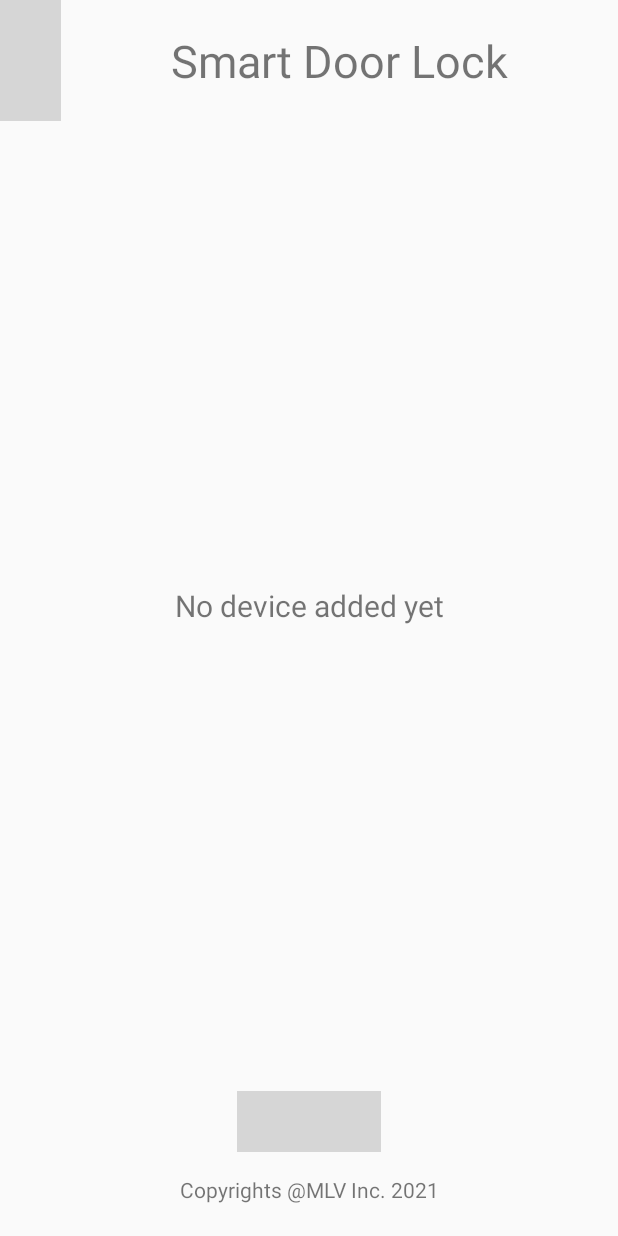
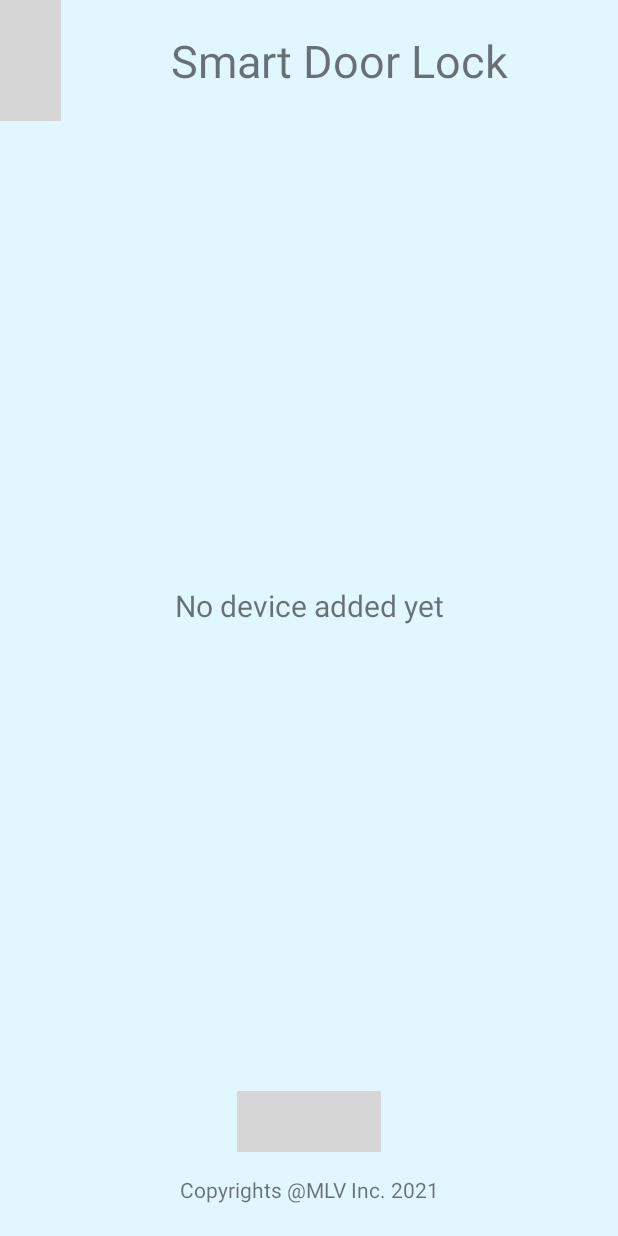
Before and after one commit to JohnPekl/DoorLock, an Android app: the screen it shows after launch (MainActivity), on a phone screen of 412 x 824 dp. Run offline under Robolectric (Android 15) with nearby library versions, the phone set to English and light mode, and no system bars; grey boxes are pictures that could not be loaded.

Commit message:
update background

```diff
--- a/app/src/main/res/layout/device_list.xml
+++ b/app/src/main/res/layout/device_list.xml
@@ -2,7 +2,8 @@
 <LinearLayout xmlns:android="http://schemas.android.com/apk/res/android"
     android:layout_width="match_parent"
     android:layout_height="60dp"
-    android:orientation="horizontal">
+    android:orientation="horizontal"
+    android:paddingTop="10dp">
 
     <ImageView
         android:layout_width="0dp"
--- a/app/src/main/res/layout/main.xml
+++ b/app/src/main/res/layout/main.xml
@@ -2,7 +2,8 @@
 <LinearLayout xmlns:android="http://schemas.android.com/apk/res/android"
     android:layout_width="fill_parent"
     android:layout_height="fill_parent"
-    android:orientation="vertical">
+    android:orientation="vertical"
+    android:background="@color/background">
     <LinearLayout
         android:layout_width="fill_parent"
         android:layout_height="0dip"
--- a/app/src/main/res/values/colors.xml
+++ b/app/src/main/res/values/colors.xml
@@ -3,4 +3,5 @@
     <color name="colorPrimary">#6200EE</color>
     <color name="colorPrimaryDark">#3700B3</color>
     <color name="colorAccent">#03DAC5</color>
+    <color name="background">#e1f6fe</color>
 </resources>
```
Also changed, not shown: app/src/main/res/drawable/doorlock.jpg (deleted).
